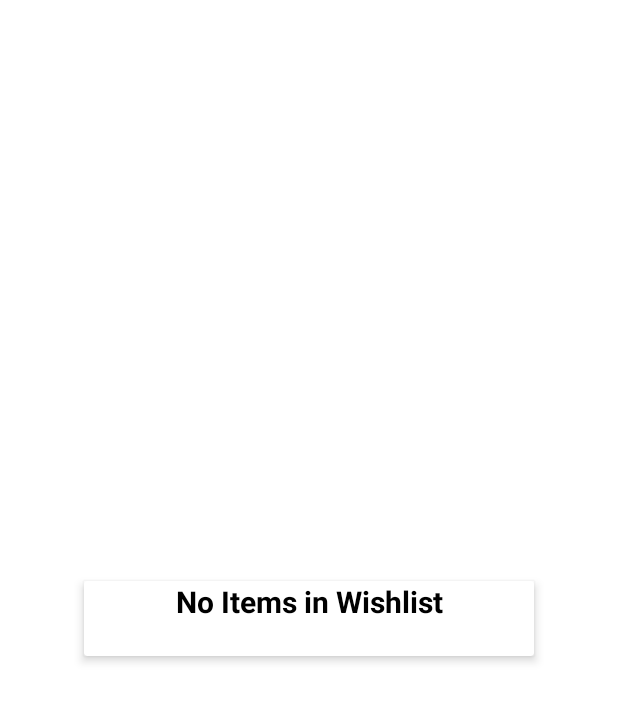
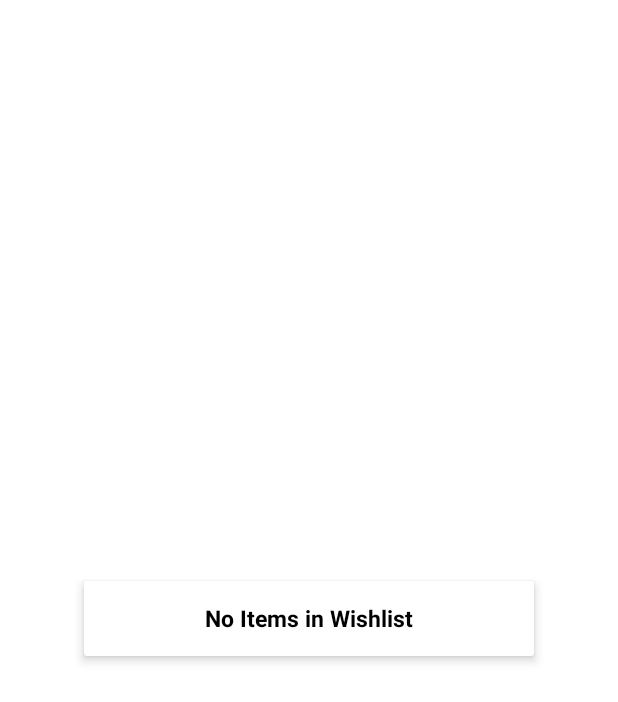
Before and after one commit to SKsaqlain/web-tech, an Android app: the fragment WishlistFragment shown on its own in the app's theme, on a phone screen of 412 x 824 dp. Shown: the top 702 px of the screen. Run offline under Robolectric (Android 15) with nearby library versions, the light colour scheme and no system bars; our stand-ins replace Volley; libraries missing offline, so code that uses them is left out: org.slf4j; network calls fail; 2 statements that could not run were skipped.

Commit message:
updated wishlist no records layout

```diff
--- a/androidui/app/src/main/res/layout/wishlist_fragment.xml
+++ b/androidui/app/src/main/res/layout/wishlist_fragment.xml
@@ -16,17 +16,19 @@
         app:layout_constraintBottom_toBottomOf="parent"
         app:layout_constraintEnd_toEndOf="parent"
         app:layout_constraintStart_toStartOf="parent"
-        app:layout_constraintTop_toTopOf="parent">
+        app:layout_constraintTop_toTopOf="parent"
+        >
 
         <TextView
             android:id="@+id/noResultsWishlist"
+            android:layout_gravity="center_vertical"
             android:layout_width="match_parent"
             android:layout_height="wrap_content"
             android:gravity="center"
             android:text="No Items in Wishlist"
             android:textColor="@color/black"
             android:textStyle="bold"
-            android:textSize="20sp" />
+            android:textSize="15sp" />
     </androidx.cardview.widget.CardView>
 
     <androidx.recyclerview.widget.RecyclerView
```
Also changed, not shown: androidui/app/src/main/java/com/webtech/androidui/wishlist/WishlistFragment.kt (+5 -5 lines).
